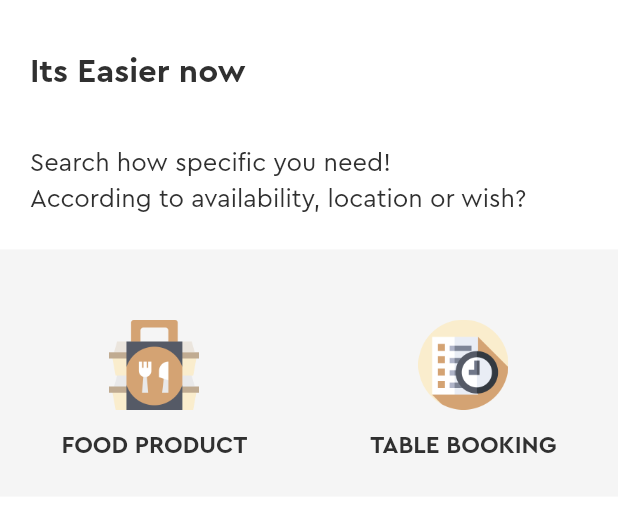
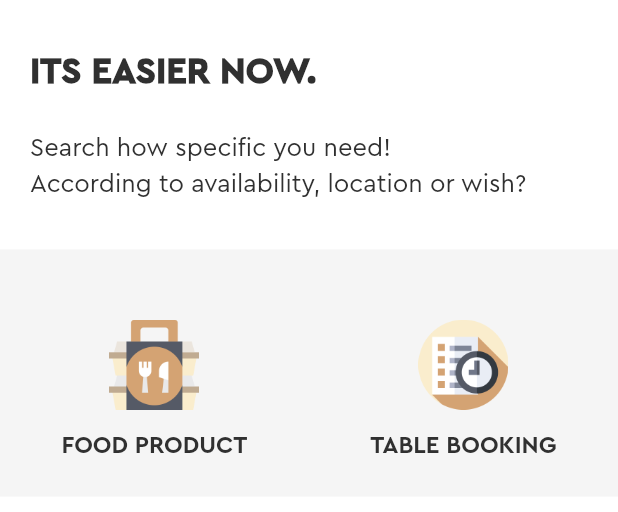
Before and after one commit to Parthvsquare/orizzo-test-app, a Flutter app: the ProductPage widget shown alone on an empty page, opened directly, on a phone screen of 412 x 824 dp, the part 245-757 px from its top. Run offline on Flutter 3.47's test engine with Material 2 defaults, Android fonts, the phone set to English and light mode, and no system bars.

Commit message:
minor font changes to product

```diff
--- a/lib/product.dart
+++ b/lib/product.dart
@@ -34,16 +34,17 @@ class ProductPage extends StatelessWidget {
             flex: 1,
             child: Container(
               width: double.infinity,
+              height: double.infinity,
               margin: EdgeInsets.all(20),
               padding: EdgeInsets.only(top: 20),
               child: Text(
-                'It\s Easier now',
+                'It\s Easier now.'.toUpperCase(),
                 textAlign: TextAlign.start,
                 style: TextStyle(
-                  fontSize: 22,
+                  fontSize: 24,
                   color: Color.fromRGBO(0x30, 0x30, 0x30, 1),
                   fontFamily: 'Cera',
-                  fontWeight: FontWeight.w700,
+                  fontWeight: FontWeight.w900,
                   decoration: TextDecoration.none,
                   height: 0.7,
                 ),
@@ -54,7 +55,7 @@ class ProductPage extends StatelessWidget {
             flex: 1,
             child: Container(
               width: double.infinity,
-              margin: EdgeInsets.all(20),
+              margin: EdgeInsets.only(top: 10, right: 20, left: 20, bottom: 20),
               child: Text(
                 'Search how specific you need!\n\nAccording to availability, location or wish? ',
                 textAlign: TextAlign.start,
```
